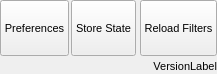
trisyoungs/aten, file src/gui/popupfileaten.ui: the form before one commit.
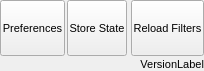
The form after the commit. Icons and pictures are not drawn.

Patch:
```diff
--- a/src/gui/popupfileaten.ui
+++ b/src/gui/popupfileaten.ui
@@ -6,8 +6,8 @@
    <rect>
     <x>0</x>
     <y>0</y>
-    <width>217</width>
-    <height>74</height>
+    <width>204</width>
+    <height>71</height>
    </rect>
   </property>
   <property name="sizePolicy">
@@ -40,7 +40,7 @@
    <item row="0" column="3">
     <widget class="QToolButton" name="ReloadFiltersButton">
      <property name="sizePolicy">
-      <sizepolicy hsizetype="Minimum" vsizetype="Fixed">
+      <sizepolicy hsizetype="Expanding" vsizetype="Fixed">
        <horstretch>0</horstretch>
        <verstretch>0</verstretch>
       </sizepolicy>
@@ -90,7 +90,7 @@
    <item row="0" column="0">
     <widget class="QToolButton" name="PreferencesButton">
      <property name="sizePolicy">
-      <sizepolicy hsizetype="Minimum" vsizetype="Fixed">
+      <sizepolicy hsizetype="Expanding" vsizetype="Fixed">
        <horstretch>0</horstretch>
        <verstretch>0</verstretch>
       </sizepolicy>
@@ -156,7 +156,7 @@
    <item row="0" column="1">
     <widget class="QToolButton" name="StoreStateButton">
      <property name="sizePolicy">
-      <sizepolicy hsizetype="Minimum" vsizetype="Fixed">
+      <sizepolicy hsizetype="Expanding" vsizetype="Fixed">
        <horstretch>0</horstretch>
        <verstretch>0</verstretch>
       </sizepolicy>
```
Left out of the diff: 5 changed lines with no effect on the pictures.
